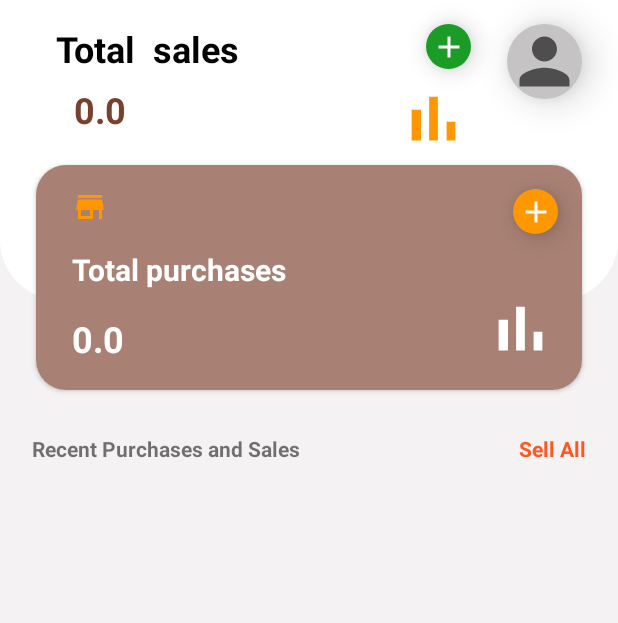
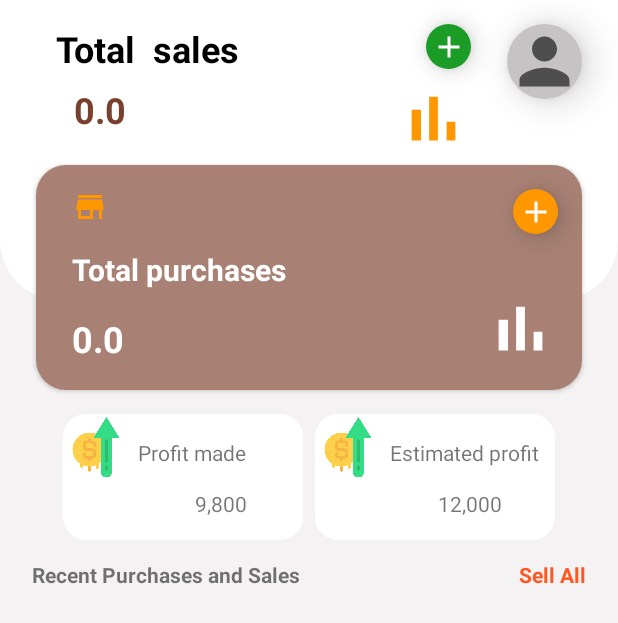
Before and after one commit to martinmichuki8/posAndroid, an Android app: the layout home.xml on its own in the app's theme, with its tools: preview values and no code run, on a phone screen of 412 x 824 dp. Shown: the top 623 px of the screen. Run offline under Robolectric (Android 15) with nearby library versions, the phone set to English and light mode, and no system bars.

Commit message:
Updated project

```diff
--- a/app/src/main/java/com/michtech/pointofSale/fragments/Store.java
+++ b/app/src/main/java/com/michtech/pointofSale/fragments/Store.java
@@ -104,7 +104,7 @@ public class Store extends Fragment {
             public void onClick(View view) {
                 Intent intent = new Intent(getContext(), AddProducts.class);
                 intent.putExtra("TYPE", "no");
-                intent.putExtra("ID", "0");
+                intent.putExtra("ID", 0);
                 startActivity(intent);
             }
         });
--- a/app/src/main/java/com/michtech/pointofSale/functions/DuplicateProducts.java
+++ b/app/src/main/java/com/michtech/pointofSale/functions/DuplicateProducts.java
@@ -25,7 +25,7 @@ public class DuplicateProducts {
     public String getProductName(){
         return ProductName;
     }
-    public void setProductName(String productName){
+    public void setProductName(String ProductName){
         this.ProductName = ProductName;
     }
     public int getId(){
--- a/app/src/main/res/layout/home.xml
+++ b/app/src/main/res/layout/home.xml
@@ -168,36 +168,148 @@
         android:layout_width="wrap_content"
         android:layout_height="wrap_content"
         android:layout_marginStart="16dp"
-        android:layout_marginTop="24dp"
+        android:padding="5dp"
         android:text="Recent Purchases and Sales"
         android:textStyle="bold"
-        android:padding="5dp"
         app:layout_constraintStart_toStartOf="parent"
-        app:layout_constraintTop_toBottomOf="@+id/cardView" />
+        app:layout_constraintTop_toBottomOf="@+id/constraintLayout21" />
 
     <TextView
         android:id="@+id/viewAll"
         android:layout_width="wrap_content"
         android:layout_height="wrap_content"
-        android:layout_marginTop="24dp"
         android:layout_marginEnd="16dp"
+        android:padding="5dp"
         android:text="Sell All"
-        android:padding="5dp"
         android:textColor="@color/orange"
         android:textStyle="bold"
         app:layout_constraintEnd_toEndOf="parent"
-        app:layout_constraintTop_toBottomOf="@+id/cardView" />
+        app:layout_constraintTop_toBottomOf="@+id/constraintLayout21" />
 
     <ListView
         android:id="@+id/listView"
         android:layout_width="0dp"
         android:layout_height="0dp"
-        android:layout_marginTop="16dp"
+        android:layout_marginTop="8dp"
         android:divider="@null"
         app:layout_constraintBottom_toBottomOf="parent"
         app:layout_constraintEnd_toEndOf="parent"
         app:layout_constraintStart_toStartOf="parent"
-        app:layout_constraintTop_toBottomOf="@+id/textView" >
+        app:layout_constraintTop_toBottomOf="@+id/textView">
 
     </ListView>
+
+    <androidx.constraintlayout.widget.ConstraintLayout
+        android:id="@+id/constraintLayout21"
+        android:layout_width="0dp"
+        android:layout_height="100dp"
+        android:layout_marginStart="8dp"
+        android:layout_marginTop="8dp"
+        android:layout_marginEnd="8dp"
+        app:layout_constraintEnd_toEndOf="parent"
+        app:layout_constraintStart_toStartOf="parent"
+        app:layout_constraintTop_toBottomOf="@+id/cardView">
+
+        <androidx.constraintlayout.widget.ConstraintLayout
+            android:id="@+id/constraintLayout22"
+            style="@style/listBackground"
+            android:layout_width="160dp"
+            android:layout_height="0dp"
+            android:layout_marginTop="8dp"
+            android:layout_marginBottom="8dp"
+            app:layout_constraintBottom_toBottomOf="parent"
+            app:layout_constraintEnd_toStartOf="@+id/constraintLayout23"
+            app:layout_constraintHorizontal_chainStyle="packed"
+            app:layout_constraintStart_toStartOf="parent"
+            app:layout_constraintTop_toTopOf="parent">
+
+            <TextView
+                android:id="@+id/textView64"
+                android:layout_width="0dp"
+                android:layout_height="wrap_content"
+                android:layout_marginStart="8dp"
+                android:layout_marginTop="16dp"
+                android:layout_marginEnd="8dp"
+                android:text="Profit made"
+                app:layout_constraintEnd_toEndOf="parent"
+                app:layout_constraintStart_toEndOf="@+id/imageView26"
+                app:layout_constraintTop_toTopOf="parent" />
+
+            <TextView
+                android:id="@+id/textView67"
+                android:layout_width="wrap_content"
+                android:layout_height="wrap_content"
+                android:layout_marginStart="8dp"
+                android:layout_marginTop="8dp"
+                android:layout_marginEnd="8dp"
+                android:layout_marginBottom="8dp"
+                android:text="9,800"
+                app:layout_constraintBottom_toBottomOf="parent"
+                app:layout_constraintEnd_toEndOf="parent"
+                app:layout_constraintHorizontal_bias="0.73"
+                app:layout_constraintStart_toStartOf="parent"
+                app:layout_constraintTop_toBottomOf="@+id/textView64" />
+
+            <ImageView
+                android:id="@+id/imageView26"
+                android:layout_width="40dp"
+                android:layout_height="40dp"
+                android:layout_marginStart="2dp"
+                android:layout_marginTop="2dp"
+                app:layout_constraintStart_toStartOf="parent"
+                app:layout_constraintTop_toTopOf="parent"
+                app:srcCompat="@drawable/money" />
+        </androidx.constraintlayout.widget.ConstraintLayout>
+
+        <androidx.constraintlayout.widget.ConstraintLayout
+            android:id="@+id/constraintLayout23"
+            style="@style/listBackground"
+            android:layout_width="160dp"
+            android:layout_height="0dp"
+            android:layout_marginStart="8dp"
+            android:layout_marginTop="8dp"
+            android:layout_marginBottom="8dp"
+            app:layout_constraintBottom_toBottomOf="parent"
+            app:layout_constraintEnd_toEndOf="parent"
+            app:layout_constraintStart_toEndOf="@+id/constraintLayout22"
+            app:layout_constraintTop_toTopOf="parent">
+
+            <TextView
+                android:id="@+id/textView65"
+                android:layout_width="0dp"
+                android:layout_height="wrap_content"
+                android:layout_marginStart="8dp"
+                android:layout_marginTop="16dp"
+                android:layout_marginEnd="8dp"
+                android:text="Estimated profit"
+                app:layout_constraintEnd_toEndOf="parent"
+                app:layout_constraintStart_toEndOf="@+id/imageView27"
+                app:layout_constraintTop_toTopOf="parent" />
+
+            <TextView
+                android:id="@+id/textView66"
+                android:layout_width="wrap_content"
+                android:layout_height="wrap_content"
+                android:layout_marginStart="8dp"
+                android:layout_marginTop="8dp"
+                android:layout_marginEnd="8dp"
+                android:layout_marginBottom="8dp"
+                android:text="12,000"
+                app:layout_constraintBottom_toBottomOf="parent"
+                app:layout_constraintEnd_toEndOf="parent"
+                app:layout_constraintHorizontal_bias="0.73"
+                app:layout_constraintStart_toStartOf="parent"
+                app:layout_constraintTop_toBottomOf="@+id/textView65" />
+
+            <ImageView
+                android:id="@+id/imageView27"
+                android:layout_width="40dp"
+                android:layout_height="40dp"
+                android:layout_marginStart="2dp"
+                android:layout_marginTop="2dp"
+                app:layout_constraintStart_toStartOf="parent"
+                app:layout_constraintTop_toTopOf="parent"
+                app:srcCompat="@drawable/money" />
+        </androidx.constraintlayout.widget.ConstraintLayout>
+    </androidx.constraintlayout.widget.ConstraintLayout>
 </androidx.constraintlayout.widget.ConstraintLayout>
--- a/app/src/main/res/layout/linked_devices.xml
+++ b/app/src/main/res/layout/linked_devices.xml
@@ -16,7 +16,8 @@
 
         <androidx.constraintlayout.widget.ConstraintLayout
             android:layout_width="match_parent"
-            android:layout_height="match_parent">
+            android:layout_height="match_parent"
+            style="@style/whiteCard">
 
             <TextView
                 android:id="@+id/textView53"
```
Also changed, not shown: app/src/main/java/com/michtech/pointofSale/adapter/AdapterDuplicates.java (+10 -17 lines), app/src/main/java/com/michtech/pointofSale/database/DatabaseManager.java (+35 -0 lines), app/src/main/java/com/michtech/pointofSale/duplicates/DuplicateProductsList.java (+56 -53 lines), app/src/main/java/com/michtech/pointofSale/functions/Functions.java (+25 -5 lines), app/src/main/res/layout/duplicate_product_list.xml (+3 -16 lines), app/src/main/res/drawable/money.png (added).
